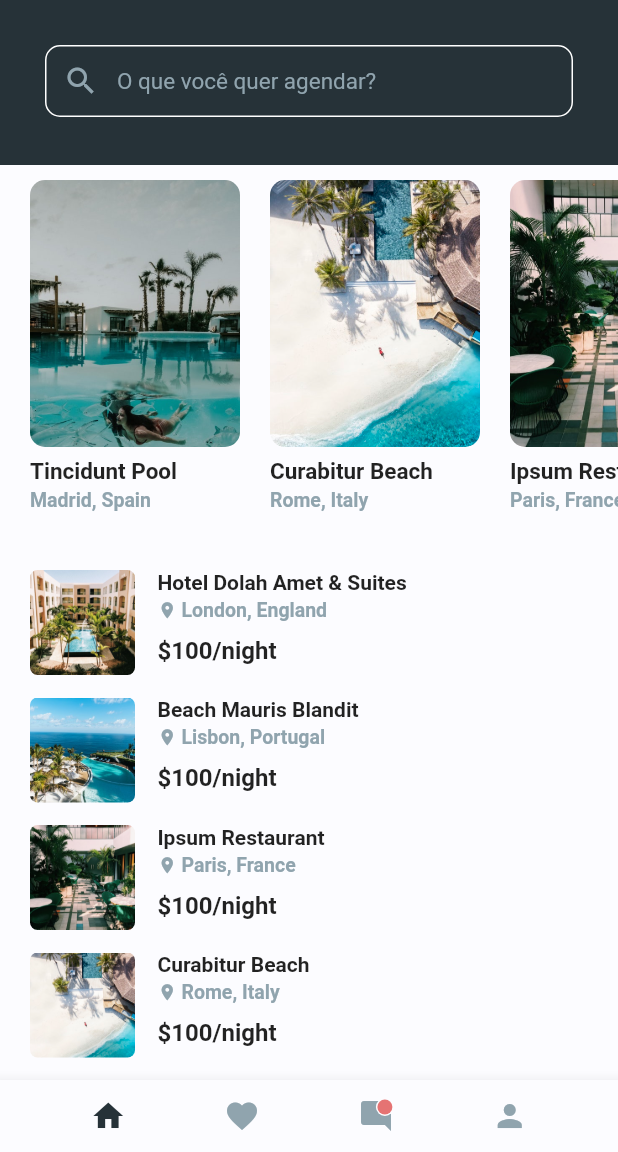
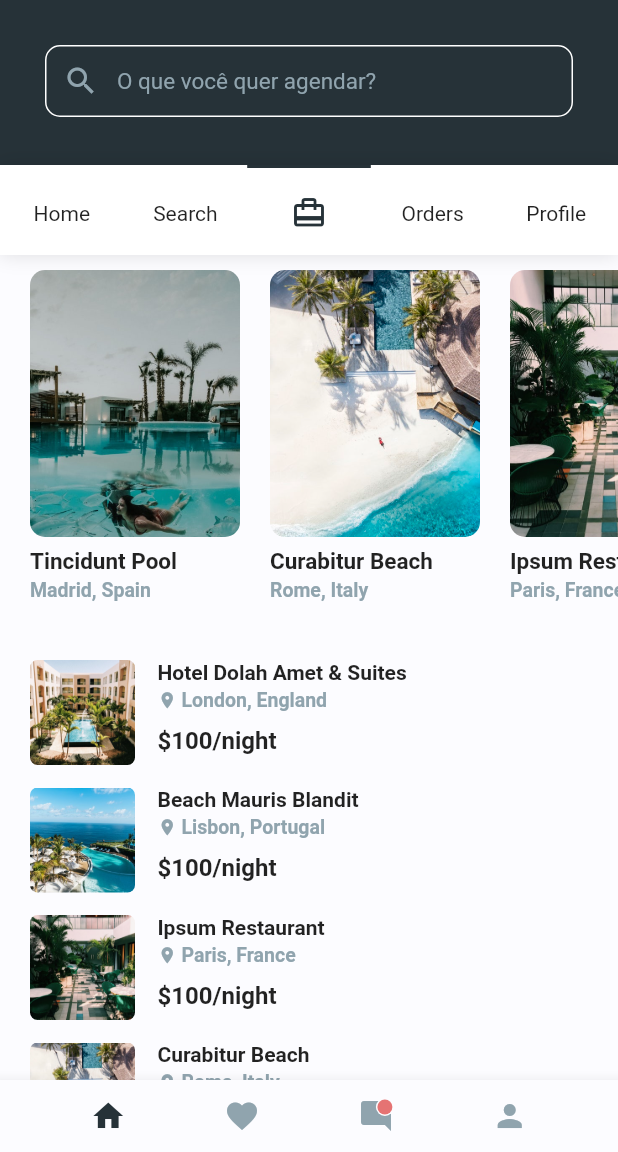
Before and after one commit to yurivvdantas/travelApp, a Flutter app: the screen it shows after launch, on a phone screen of 412 x 824 dp, the part 84-1236 px from its top. Run offline on Flutter 3.47's test engine with Material 2 defaults, Android fonts, the phone set to English and light mode, and no system bars.

Commit message:
feat: added upper menu and changed app for null safety

```diff
--- a/lib/screens/details.dart
+++ b/lib/screens/details.dart
@@ -138,7 +138,7 @@ class Details extends StatelessWidget {
       child: ListView.builder(
         scrollDirection: Axis.horizontal,
         primary: false,
-        itemCount: places == null ? 0 : places.length,
+        itemCount: places.length,
         itemBuilder: (BuildContext context, int index) {
           Map place = places[index];
 
--- a/lib/screens/home.dart
+++ b/lib/screens/home.dart
@@ -3,6 +3,8 @@ import 'package:flutter_travel/util/places.dart';
 import 'package:flutter_travel/widgets/horizontal_place_item.dart';
 import 'package:flutter_travel/widgets/icon_badge.dart';
 import 'package:flutter_travel/widgets/search_bar.dart';
+import 'package:flutter_travel/widgets/titled_navigation_barItem.dart';
+import 'package:flutter_travel/widgets/upper_navigation_bar.dart';
 import 'package:flutter_travel/widgets/vertical_place_item.dart';
 
 class Home extends StatelessWidget {
@@ -41,14 +43,6 @@ class Home extends StatelessWidget {
                     ? 300
                     : screenHeight * 0.23,
             child: Padding(
-              /* padding: EdgeInsets.all(20.0),
-              child: Text(
-                "Where are you \ngoing?",
-                style: TextStyle(
-                    fontSize: 30.0,
-                    fontWeight: FontWeight.w600,
-                    color: Colors.white),
-              ), */
               padding: EdgeInsets.all(30),
               child: Column(
                 children: [
@@ -57,10 +51,23 @@ class Home extends StatelessWidget {
               ),
             ),
           ),
-          /*  Padding(
-            padding: EdgeInsets.all(20.0),
-            child: SearchBar(),
-          ), */
+          TitledBottomNavigationBar(
+              currentIndex: 2, // Use this to update the Bar giving a position
+              onTap: (index) {
+                print("Selected Index: $index");
+              },
+              items: [
+                TitledNavigationBarItem(
+                    title: Text('Home'), icon: Icon(Icons.home)),
+                TitledNavigationBarItem(
+                    title: Text('Search'), icon: Icon(Icons.search)),
+                TitledNavigationBarItem(
+                    title: Text('Bag'), icon: Icon(Icons.card_travel)),
+                TitledNavigationBarItem(
+                    title: Text('Orders'), icon: Icon(Icons.shopping_cart)),
+                TitledNavigationBarItem(
+                    title: Text('Profile'), icon: Icon(Icons.person_outline)),
+              ]),
           buildHorizontalList(context),
           buildVerticalList(),
         ],
@@ -76,7 +83,7 @@ class Home extends StatelessWidget {
       child: ListView.builder(
         scrollDirection: Axis.horizontal,
         primary: false,
-        itemCount: places == null ? 0.0 : places.length,
+        itemCount: places.length,
         itemBuilder: (BuildContext context, int index) {
           Map place = places.reversed.toList()[index];
           return HorizontalPlaceItem(place: place);
@@ -92,7 +99,7 @@ class Home extends StatelessWidget {
         primary: false,
         physics: NeverScrollableScrollPhysics(),
         shrinkWrap: true,
-        itemCount: places == null ? 0 : places.length,
+        itemCount: places.length,
         itemBuilder: (BuildContext context, int index) {
           Map place = places[index];
           return VerticalPlaceItem(place: place);
--- a/lib/screens/main_screen.dart
+++ b/lib/screens/main_screen.dart
@@ -8,7 +8,7 @@ class MainScreen extends StatefulWidget {
 }
 
 class _MainScreenState extends State<MainScreen> {
-  PageController _pageController;
+  late PageController _pageController;
   int _page = 0;
 
   @override
--- a/lib/util/const.dart
+++ b/lib/util/const.dart
@@ -6,7 +6,7 @@ class Constants {
   //Colors for theme
   static Color lightPrimary = Color(0xfffcfcff);
   static Color darkPrimary = Colors.black;
-  static Color lightAccent = Colors.blueGrey[900];
+  static Color lightAccent = Colors.blueGrey[900]!;
   static Color darkAccent = Colors.white;
   static Color lightBG = Color(0xfffcfcff);
   static Color darkBG = Colors.black;
--- a/lib/widgets/horizontal_place_item.dart
+++ b/lib/widgets/horizontal_place_item.dart
@@ -5,7 +5,7 @@ import '../screens/details.dart';
 class HorizontalPlaceItem extends StatelessWidget {
   final Map place;
 
-  HorizontalPlaceItem({this.place});
+  HorizontalPlaceItem({required this.place});
 
   @override
   Widget build(BuildContext context) {
--- a/lib/widgets/icon_badge.dart
+++ b/lib/widgets/icon_badge.dart
@@ -2,10 +2,10 @@ import 'package:flutter/material.dart';
 
 class IconBadge extends StatefulWidget {
   final IconData icon;
-  final double size;
-  final Color color;
+  final double? size;
+  final Color? color;
 
-  IconBadge({Key key, @required this.icon, this.size, this.color})
+  IconBadge({Key? key, required this.icon, this.size, this.color})
       : super(key: key);
 
   @override
@@ -27,7 +27,7 @@ class _IconBadgeState extends State<IconBadge> {
         Icon(
           widget.icon,
           size: widget.size,
-          color: widget.color ?? null,
+          color: widget.color,
         ),
         Positioned(
           right: 0.0,
--- /dev/null
+++ b/lib/widgets/titled_navigation_barItem.dart
@@ -0,0 +1,22 @@
+import 'package:flutter/material.dart';
+
+class TitledNavigationBarItem {
+  /// The title of this item.
+  final Widget title;
+
+  /// The icon of this item.
+  ///
+  /// If this is not a [Icon] widget, you must handle the color manually.
+  final Widget icon;
+
+  /// The background color of this item.
+  ///
+  /// Defaults to [Colors.white].
+  final Color backgroundColor;
+
+  TitledNavigationBarItem({
+    required this.icon,
+    required this.title,
+    this.backgroundColor = Colors.white,
+  });
+}
--- /dev/null
+++ b/lib/widgets/upper_navigation_bar.dart
@@ -0,0 +1,180 @@
+//clone of https://github.com/pedromassango/titled_navigation_bar
+import 'dart:ui' show lerpDouble;
+
+import 'package:flutter/material.dart';
+
+import 'titled_navigation_barItem.dart';
+
+const double DEFAULT_BAR_HEIGHT = 60;
+
+const double DEFAULT_INDICATOR_HEIGHT = 2;
+
+// ignore: must_be_immutable
+class TitledBottomNavigationBar extends StatefulWidget {
+  final bool reverse;
+  final Curve curve;
+  final Color? activeColor;
+  final Color? inactiveColor;
+  final Color? inactiveStripColor;
+  final Color? indicatorColor;
+  final bool enableShadow;
+  int currentIndex;
+
+  /// Called when a item is tapped.
+  ///
+  /// This provide the selected item's index.
+  final ValueChanged<int> onTap;
+
+  /// The items of this navigation bar.
+  ///
+  /// This should contain at least two items and five at most.
+  final List<TitledNavigationBarItem> items;
+
+  /// The selected item is indicator height.
+  ///
+  /// Defaults to [DEFAULT_INDICATOR_HEIGHT].
+  final double indicatorHeight;
+
+  /// Change the navigation bar's size.
+  ///
+  /// Defaults to [DEFAULT_BAR_HEIGHT].
+  final double height;
+
+  TitledBottomNavigationBar({
+    Key? key,
+    this.reverse = false,
+    this.curve = Curves.linear,
+    required this.onTap,
+    required this.items,
+    this.activeColor,
+    this.inactiveColor,
+    this.inactiveStripColor,
+    this.indicatorColor,
+    this.enableShadow = true,
+    this.currentIndex = 0,
+    this.height = DEFAULT_BAR_HEIGHT,
+    this.indicatorHeight = DEFAULT_INDICATOR_HEIGHT,
+  })  : assert(items.length >= 2 && items.length <= 5),
+        super(key: key);
+
+  @override
+  State createState() => _TitledBottomNavigationBarState();
+}
+
+class _TitledBottomNavigationBarState extends State<TitledBottomNavigationBar> {
+  bool get reverse => widget.reverse;
+
+  Curve get curve => widget.curve;
+
+  List<TitledNavigationBarItem> get items => widget.items;
+
+  double width = 0;
+  Color? activeColor;
+  Duration duration = Duration(milliseconds: 270);
+
+  double _getIndicatorPosition(int index) {
+    var isLtr = Directionality.of(context) == TextDirection.ltr;
+    if (isLtr)
+      return lerpDouble(-1.0, 1.0, index / (items.length - 1))!;
+    else
+      return lerpDouble(1.0, -1.0, index / (items.length - 1))!;
+  }
+
+  @override
+  Widget build(BuildContext context) {
+    width = MediaQuery.of(context).size.width;
+    activeColor = widget.activeColor ?? Theme.of(context).indicatorColor;
+
+    return Container(
+      height: widget.height + MediaQuery.of(context).viewPadding.bottom,
+      width: width,
+      decoration: BoxDecoration(
+        color: widget.inactiveStripColor ?? Theme.of(context).cardColor,
+        boxShadow: widget.enableShadow
+            ? [
+                BoxShadow(color: Colors.black12, blurRadius: 10),
+              ]
+            : null,
+      ),
+      child: Stack(
+        children: <Widget>[
+          Positioned(
+            top: widget.indicatorHeight,
+            child: Row(
+              crossAxisAlignment: CrossAxisAlignment.end,
+              children: items.map((item) {
+                var index = items.indexOf(item);
+                return GestureDetector(
+                  onTap: () => _select(index),
+                  child: _buildItemWidget(item, index == widget.currentIndex),
+                );
+              }).toList(),
+            ),
+          ),
+          Positioned(
+            top: 0,
+            width: width,
+            child: AnimatedAlign(
+              alignment:
+                  Alignment(_getIndicatorPosition(widget.currentIndex), 0),
+              curve: curve,
+              duration: duration,
+              child: Container(
+                color: widget.indicatorColor ?? activeColor,
+                width: width / items.length,
+                height: widget.indicatorHeight,
+              ),
+            ),
+          ),
+        ],
+      ),
+    );
+  }
+
+  void _select(int index) {
+    widget.currentIndex = index;
+    widget.onTap(widget.currentIndex);
+
+    setState(() {});
+  }
+
+  Widget _buildIcon(TitledNavigationBarItem item) {
+    return IconTheme(
+      data: IconThemeData(
+        color: reverse ? widget.inactiveColor : activeColor,
+      ),
+      child: item.icon,
+    );
+  }
+
+  Widget _buildText(TitledNavigationBarItem item) {
+    return DefaultTextStyle.merge(
+      child: item.title,
+      style: TextStyle(color: reverse ? activeColor : widget.inactiveColor),
+    );
+  }
+
+  Widget _buildItemWidget(TitledNavigationBarItem item, bool isSelected) {
+    return Container(
+      color: item.backgroundColor,
+      height: widget.height,
+      width: width / items.length,
+      child: Stack(
+        alignment: AlignmentDirectional.center,
+        children: <Widget>[
+          AnimatedOpacity(
+            opacity: isSelected ? 0.0 : 1.0,
+            duration: duration,
+            curve: curve,
+            child: reverse ? _buildIcon(item) : _buildText(item),
+          ),
+          AnimatedAlign(
+            duration: duration,
+            alignment: isSelected ? Alignment.center : Alignment(0, 5.2),
+            child: reverse ? _buildText(item) : _buildIcon(item),
+          ),
+        ],
+      ),
+    );
+  }
+}
--- a/lib/widgets/vertical_place_item.dart
+++ b/lib/widgets/vertical_place_item.dart
@@ -5,7 +5,7 @@ import '../screens/details.dart';
 class VerticalPlaceItem extends StatelessWidget {
   final Map place;
 
-  VerticalPlaceItem({this.place});
+  VerticalPlaceItem({required this.place});
 
   @override
   Widget build(BuildContext context) {
--- a/pubspec.yaml
+++ b/pubspec.yaml
@@ -18,7 +18,7 @@ publish_to: 'none' # Remove this line if you wish to publish to pub.dev
 version: 1.0.0+1
 
 environment:
-  sdk: ">=2.1.0 <3.0.0"
+  sdk: ">=2.12.0 <3.0.0"
 
 dependencies:
   flutter:
```
Also changed, not shown: pubspec.lock.
